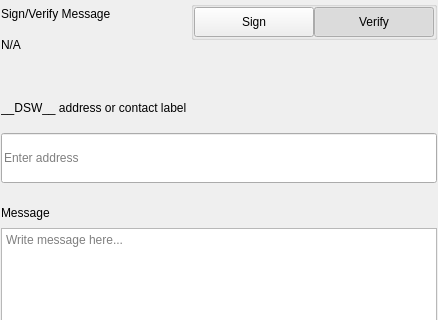
Above: src/qt/pivx/settings/forms/settingssignmessagewidgets.ui from decenomy/DSW before the change; both pictures show x 0 to 438 and y 0 to 320 of the 438 by 579 pixel window. Below: the same form after it.
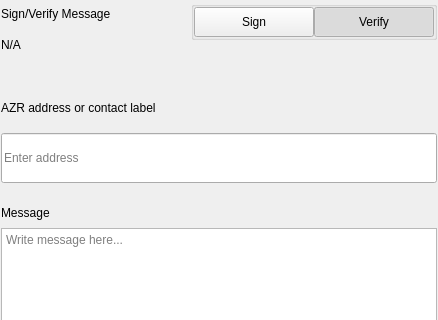
That is the form after the change.

Patch:
```diff
--- a/src/qt/pivx/settings/forms/settingssignmessagewidgets.ui
+++ b/src/qt/pivx/settings/forms/settingssignmessagewidgets.ui
@@ -276,7 +276,7 @@
                </size>
               </property>
               <property name="text">
-               <string>__DSW__ address or contact label</string>
+               <string>AZR address or contact label</string>
               </property>
              </widget>
             </item>
```
